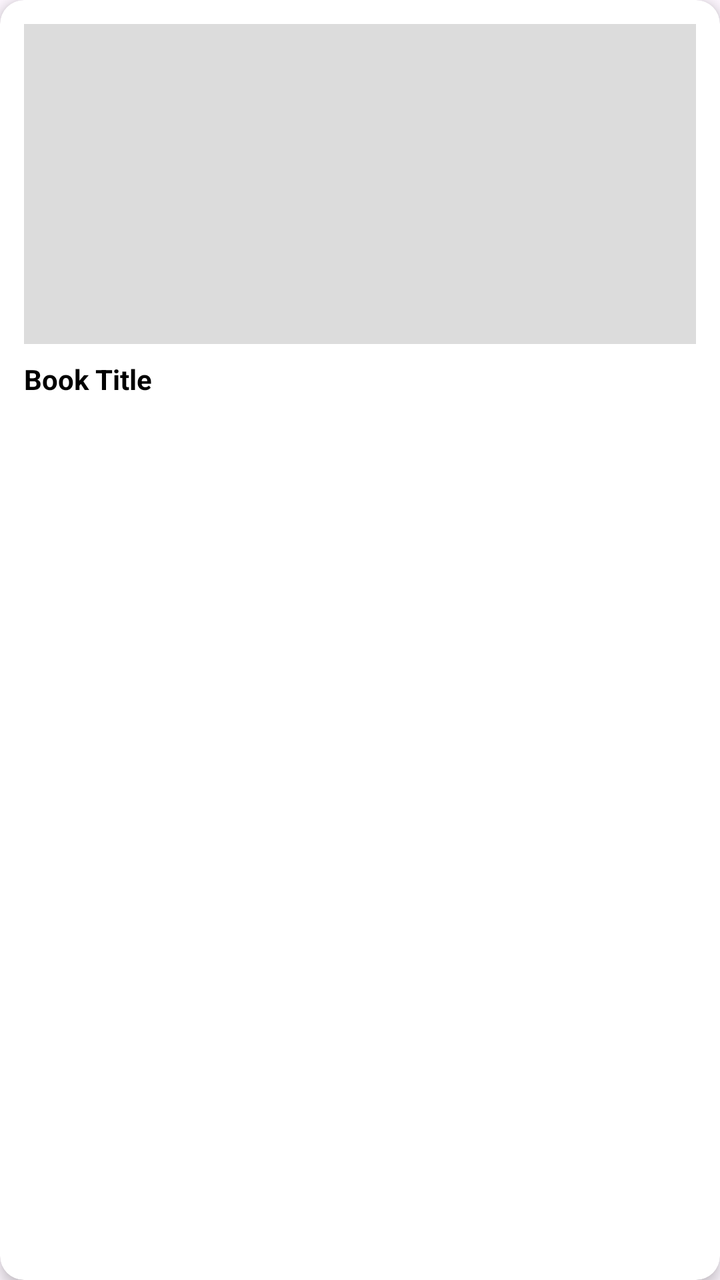
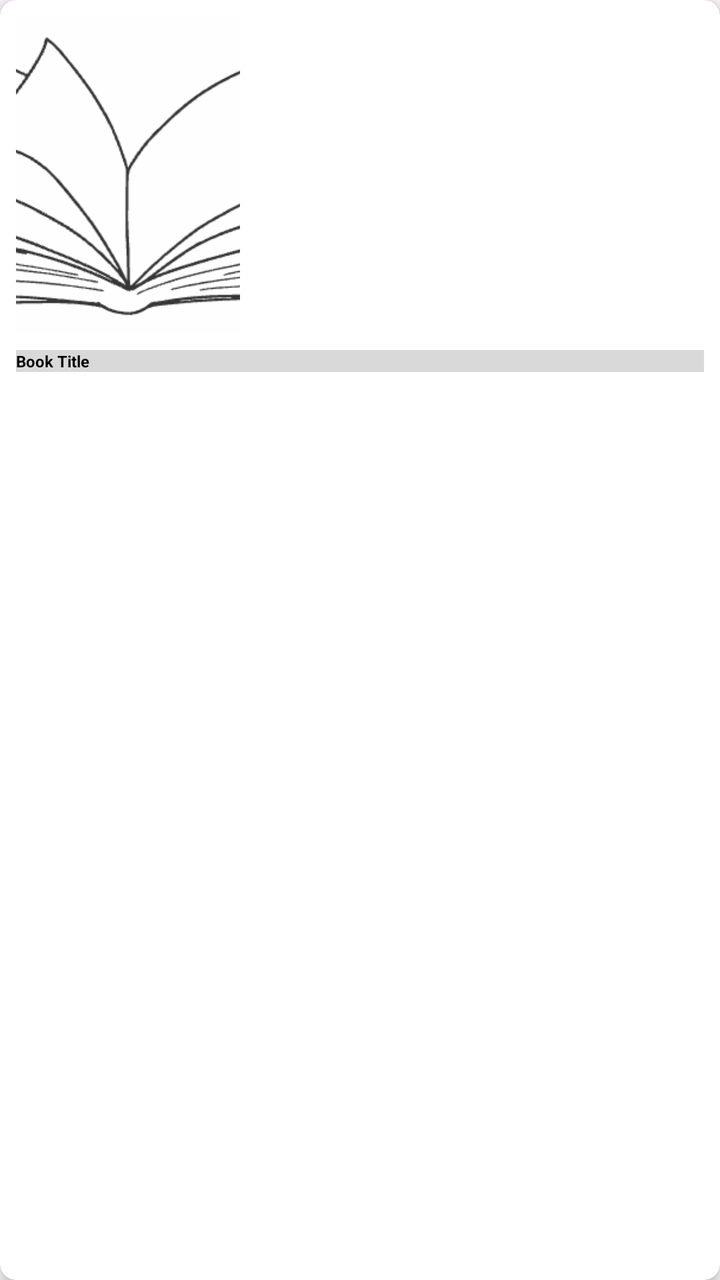

Before-and-after screenshots of an Android layout around one commit, followed by the original layout XML and the change that was made.
<!-- AndroidManifest.xml: application theme Theme.FrontendBook -->
<!-- res/layout/item_book_grid.xml -->
<?xml version="1.0" encoding="utf-8"?>
<androidx.cardview.widget.CardView
    xmlns:android="http://schemas.android.com/apk/res/android"
    xmlns:card_view="http://schemas.android.com/apk/res-auto"
    android:layout_width="match_parent"
    android:layout_height="wrap_content"
    android:layout_margin="8dp"
    card_view:cardCornerRadius="12dp"
    card_view:cardElevation="4dp"
    android:background="@color/backgroundPrimary">

    <LinearLayout
        android:layout_width="match_parent"
        android:layout_height="wrap_content"
        android:orientation="vertical"
        android:padding="12dp">

        
        <View
            android:layout_width="match_parent"
            android:layout_height="160dp"
            android:background="@color/boxes_background" />

        
        <TextView
            android:id="@+id/bookTitle"
            android:layout_width="match_parent"
            android:layout_height="wrap_content"
            android:layout_marginTop="8dp"
            android:text="Book Title"
            android:textColor="@color/textPrimary"
            android:textSize="14sp"
            android:textStyle="bold"
            android:maxLines="1"
            android:ellipsize="end" />

    </LinearLayout>
</androidx.cardview.widget.CardView>
<!-- resources referenced by this layout -->
<resources>
  <color name="backgroundPrimary">#FEFEFE</color>
  <color name="boxes_background">#DCDCDC</color>
  <color name="textPrimary">#000000</color>
  <style name="Theme.FrontendBook" parent="Base.Theme.FrontendBook" />
  <style name="Base.Theme.FrontendBook" parent="Theme.Material3.DayNight.NoActionBar">
          <item name="colorPrimary">@color/backgroundPrimary</item>
          <item name="colorPrimaryVariant">@color/backgroundSecondary</item>
          <item name="colorOnPrimary">@color/black</item>
          <item name="colorSecondary">@color/black</item>
          <item name="colorOutline">@color/line</item>
  
      </style>
  <color name="backgroundSecondary">#D9D9D9</color>
  <color name="black">#000000</color>
  <color name="line">#D9D9D9</color>
</resources>

<!-- the commit's change to res/layout/item_book_grid.xml (unified diff, before → after) -->
@@ -2,24 +2,30 @@
 <androidx.cardview.widget.CardView
     xmlns:android="http://schemas.android.com/apk/res/android"
     xmlns:card_view="http://schemas.android.com/apk/res-auto"
-    android:layout_width="match_parent"
+    android:layout_width="wrap_content"
     android:layout_height="wrap_content"
     android:layout_margin="8dp"
-    card_view:cardCornerRadius="12dp"
+    card_view:cardCornerRadius="8dp"
     card_view:cardElevation="4dp"
     android:background="@color/backgroundPrimary">
 
     <LinearLayout
         android:layout_width="match_parent"
-        android:layout_height="wrap_content"
+        android:layout_height="194dp"
         android:orientation="vertical"
-        android:padding="12dp">
+        android:padding="8dp">
 
         
-        <View
-            android:layout_width="match_parent"
-            android:layout_height="160dp"
-            android:background="@color/boxes_background" />
+        <ImageView
+            android:id="@+id/bookImage"
+            android:layout_width="112dp"
+            android:layout_height="82dp"
+            android:layout_weight="1"
+            android:adjustViewBounds="true"
+            android:background="@color/boxes_background"
+            android:contentDescription="Book cover"
+            android:scaleType="centerCrop"
+            android:src="@drawable/bookk" />
 
         
         <TextView
@@ -27,12 +33,13 @@
             android:layout_width="match_parent"
             android:layout_height="wrap_content"
             android:layout_marginTop="8dp"
+            android:ellipsize="end"
+            android:maxLines="1"
             android:text="Book Title"
+            android:background="@color/backgroundSecondary"
             android:textColor="@color/textPrimary"
-            android:textSize="14sp"
-            android:textStyle="bold"
-            android:maxLines="1"
-            android:ellipsize="end" />
+            android:textSize="8sp"
+            android:textStyle="bold" />
 
     </LinearLayout>
 </androidx.cardview.widget.CardView>
<!-- resource entries referenced after the edit -->
@@ -3,6 +3,7 @@
   <color name="backgroundPrimary">#FEFEFE</color>
   <color name="boxes_background">#DCDCDC</color>
   <color name="textPrimary">#000000</color>
+  <!-- drawable bookk: png bitmap (drawable, 18992 bytes) -->
   <style name="Theme.FrontendBook" parent="Base.Theme.FrontendBook" />
   <style name="Base.Theme.FrontendBook" parent="Theme.Material3.DayNight.NoActionBar">
           <item name="colorPrimary">@color/backgroundPrimary</item>
